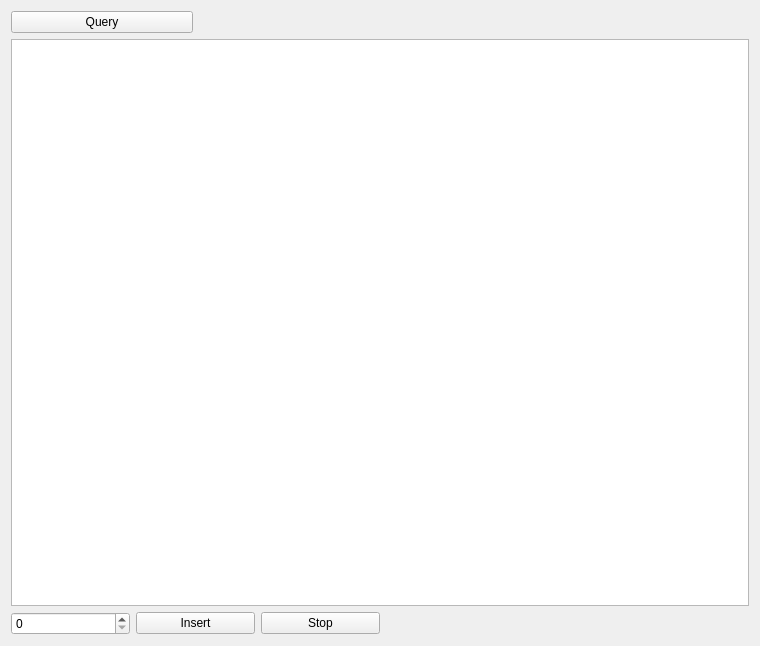
Qt form source/gui/ui/queryresult.ui (flimmy78/qtverify) before a commit.
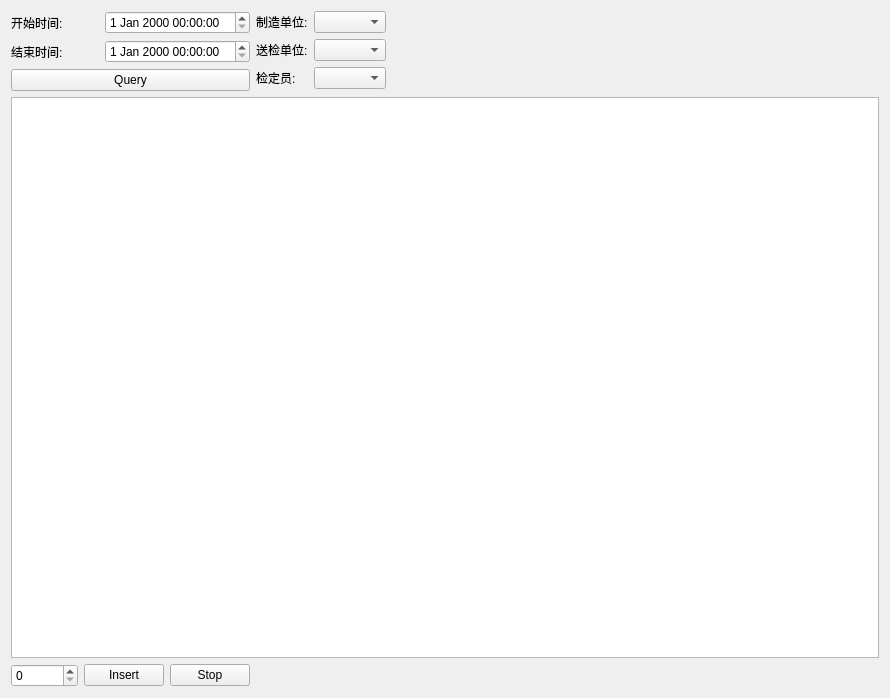
The same form after that commit.

Commit message: 查询检定结果增筛选条件； 从tablewidget导出至excel时，去掉tablewidget中的空白行； 自动采集表数据时，获取表终值成功后，计算表误差并存库；

Diff of the .ui file:
```diff
--- a/source/gui/ui/queryresult.ui
+++ b/source/gui/ui/queryresult.ui
@@ -6,28 +6,129 @@
    <rect>
     <x>0</x>
     <y>0</y>
-    <width>760</width>
-    <height>646</height>
+    <width>890</width>
+    <height>698</height>
    </rect>
   </property>
   <property name="windowTitle">
    <string>QueryResult</string>
   </property>
-  <layout class="QGridLayout" name="gridLayout">
-   <item row="2" column="2" colspan="2">
-    <spacer name="horizontalSpacer_2">
+  <layout class="QGridLayout" name="gridLayout_3">
+   <item row="0" column="0">
+    <layout class="QGridLayout" name="gridLayout">
+     <item row="0" column="0">
+      <widget class="QLabel" name="label">
+       <property name="text">
+        <string>开始时间:</string>
+       </property>
+      </widget>
+     </item>
+     <item row="0" column="1">
+      <widget class="QDateTimeEdit" name="startDateTime"/>
+     </item>
+     <item row="1" column="0">
+      <widget class="QLabel" name="label_2">
+       <property name="text">
+        <string>结束时间:</string>
+       </property>
+      </widget>
+     </item>
+     <item row="1" column="1">
+      <widget class="QDateTimeEdit" name="endDateTime"/>
+     </item>
+    </layout>
+   </item>
+   <item row="0" column="1" rowspan="2">
+    <layout class="QGridLayout" name="gridLayout_2">
+     <item row="0" column="0">
+      <widget class="QLabel" name="label_4">
+       <property name="text">
+        <string>制造单位:</string>
+       </property>
+      </widget>
+     </item>
+     <item row="0" column="1">
+      <widget class="QComboBox" name="cmbManufactDept">
+       <property name="sizePolicy">
+        <sizepolicy hsizetype="Preferred" vsizetype="Fixed">
+         <horstretch>0</horstretch>
+         <verstretch>0</verstretch>
+        </sizepolicy>
+       </property>
+      </widget>
+     </item>
+     <item row="1" column="0">
+      <widget class="QLabel" name="label_5">
+       <property name="text">
+        <string>送检单位:</string>
+       </property>
+      </widget>
+     </item>
+     <item row="1" column="1">
+      <widget class="QComboBox" name="cmbVerifyDept">
+       <property name="sizePolicy">
+        <sizepolicy hsizetype="Preferred" vsizetype="Fixed">
+         <horstretch>0</horstretch>
+         <verstretch>0</verstretch>
+        </sizepolicy>
+       </property>
+      </widget>
+     </item>
+     <item row="2" column="0">
+      <widget class="QLabel" name="label_3">
+       <property name="sizePolicy">
+        <sizepolicy hsizetype="Preferred" vsizetype="Preferred">
+         <horstretch>0</horstretch>
+         <verstretch>0</verstretch>
+        </sizepolicy>
+       </property>
+       <property name="text">
+        <string>检定员:</string>
+       </property>
+      </widget>
+     </item>
+     <item row="2" column="1">
+      <widget class="QComboBox" name="cmbVerifyPerson">
+       <property name="sizePolicy">
+        <sizepolicy hsizetype="Preferred" vsizetype="Fixed">
+         <horstretch>0</horstretch>
+         <verstretch>0</verstretch>
+        </sizepolicy>
+       </property>
+      </widget>
+     </item>
+    </layout>
+   </item>
+   <item row="0" column="2">
+    <spacer name="horizontalSpacer">
      <property name="orientation">
       <enum>Qt::Horizontal</enum>
      </property>
      <property name="sizeHint" stdset="0">
       <size>
-       <width>231</width>
+       <width>387</width>
        <height>20</height>
       </size>
      </property>
     </spacer>
    </item>
-   <item row="2" column="0" colspan="2">
+   <item row="1" column="0">
+    <widget class="QPushButton" name="btnQuery">
+     <property name="sizePolicy">
+      <sizepolicy hsizetype="Preferred" vsizetype="Fixed">
+       <horstretch>0</horstretch>
+       <verstretch>0</verstretch>
+      </sizepolicy>
+     </property>
+     <property name="text">
+      <string>Query</string>
+     </property>
+    </widget>
+   </item>
+   <item row="2" column="0" colspan="3">
+    <widget class="QTableView" name="tableView"/>
+   </item>
+   <item row="3" column="0">
     <layout class="QHBoxLayout" name="horizontalLayout">
      <item>
       <widget class="QSpinBox" name="spinBoxNums">
@@ -52,29 +153,19 @@
      </item>
     </layout>
    </item>
-   <item row="0" column="0">
-    <widget class="QPushButton" name="btnQuery">
-     <property name="text">
-      <string>Query</string>
-     </property>
-    </widget>
-   </item>
-   <item row="0" column="1" colspan="3">
-    <spacer name="horizontalSpacer">
+   <item row="3" column="1" colspan="2">
+    <spacer name="horizontalSpacer_2">
      <property name="orientation">
       <enum>Qt::Horizontal</enum>
      </property>
      <property name="sizeHint" stdset="0">
       <size>
-       <width>384</width>
+       <width>231</width>
        <height>20</height>
       </size>
      </property>
     </spacer>
    </item>
-   <item row="1" column="0" colspan="4">
-    <widget class="QTableView" name="tableView"/>
-   </item>
   </layout>
  </widget>
  <resources/>
```
The commit also changes 6 other files.
